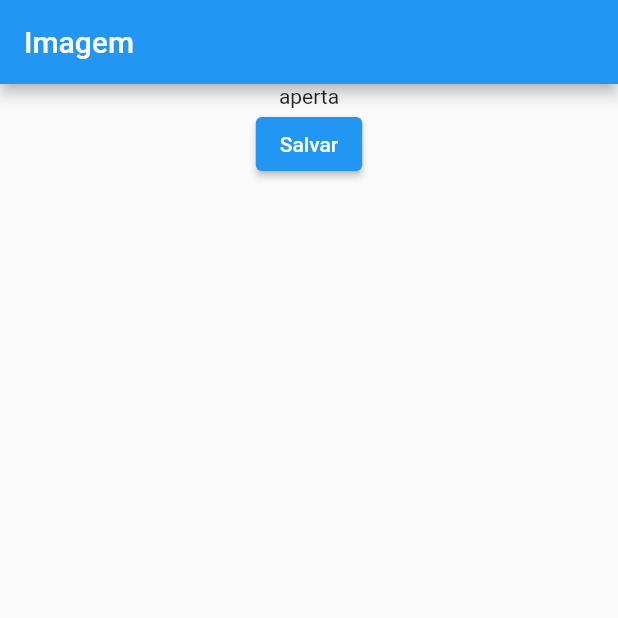
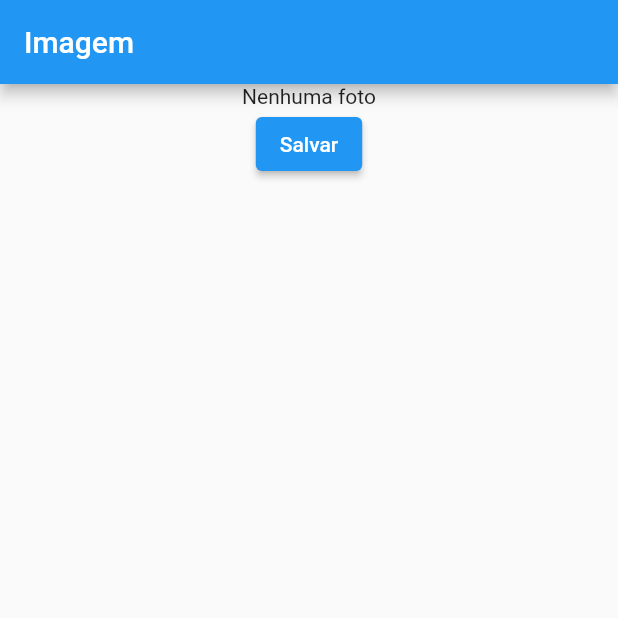
Before and after one commit to FreymundDeveloper/Flutter-School, a Flutter app: the screen it shows after launch, after a tap on the "label off" icon, after a tap on "Salvar", on a phone screen of 412 x 824 dp, the top half of it. Run offline on Flutter 3.47's test engine with Material 2 defaults, Android fonts, the phone set to English and light mode, and no system bars; our stand-ins replace image_picker, shared_preferences.

Commit message:
Funciona no meu celular

```diff
--- a/flutter_exerc_list5/lib/controller/receber_foto.dart
+++ b/flutter_exerc_list5/lib/controller/receber_foto.dart
@@ -14,7 +14,6 @@ class TelaController {
     string.foto = valor;
     SharedPreferences salva = await SharedPreferences.getInstance();
     salva.setString('Salva', string.foto);
-    print(valor);
   }
 
   Future<void> confirmaRetorna() async{
--- a/flutter_exerc_list5/lib/view/tela_secundaria.dart
+++ b/flutter_exerc_list5/lib/view/tela_secundaria.dart
@@ -28,7 +28,7 @@ class _TelaSecundariaState extends State<TelaSecundaria> {
         children: [
           Container(
             child: Center(
-              child: _image == null ? Text('aperta') : _image,
+              child: _image == null ? Text('Nenhuma foto') : _image,
             ),
           ),
           Container(child: ElevatedButton(
```
